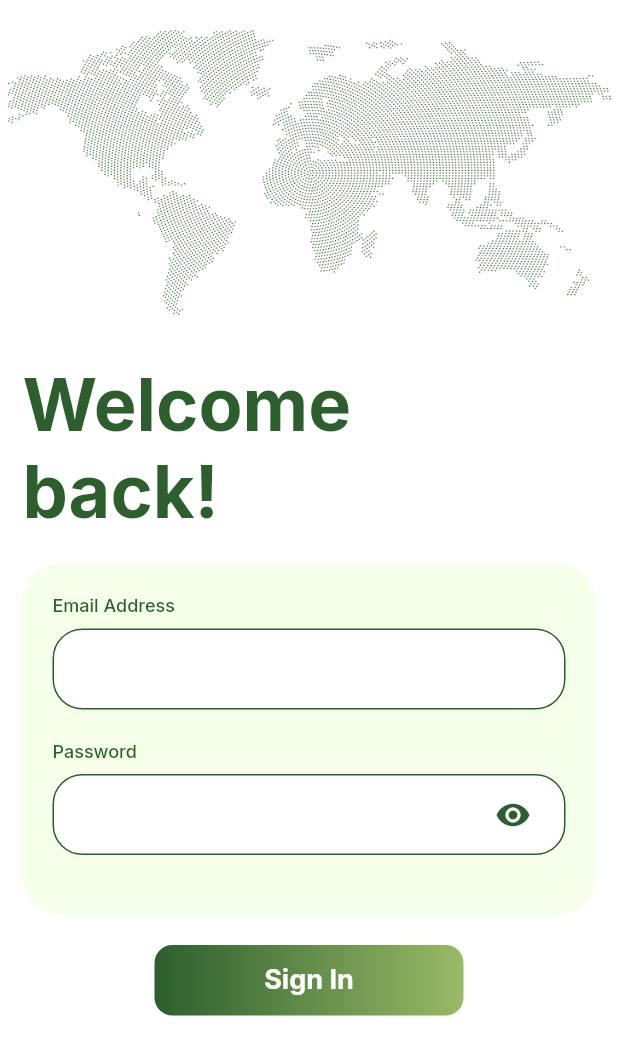
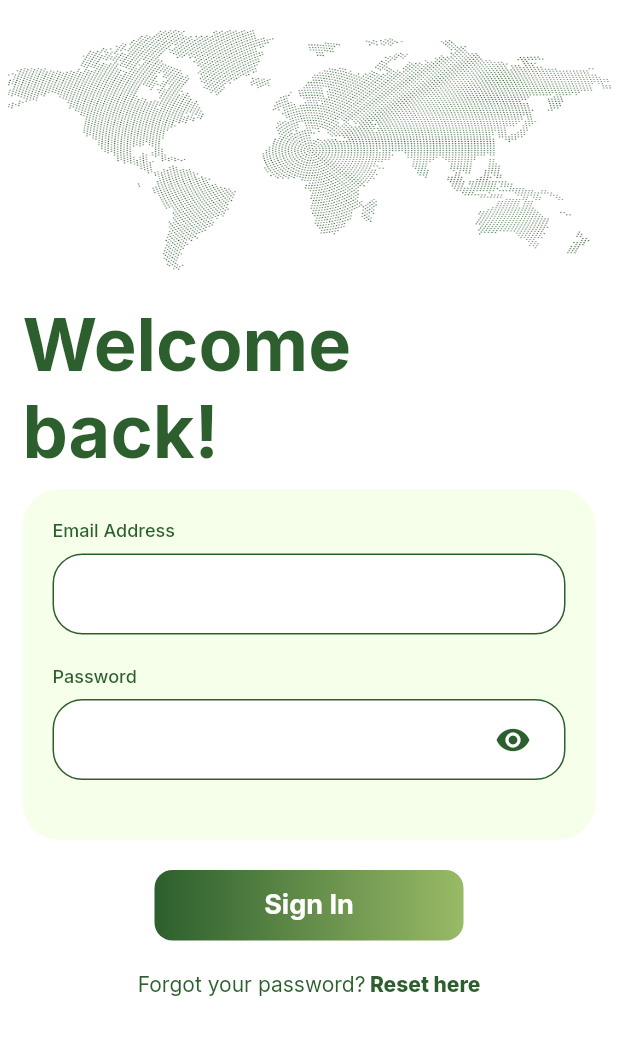
Before and after one commit to Williamtobs/find_logistics, a Flutter app: the LoginScreen screen opened directly, after a tap on "Sign In", on a phone screen of 412 x 824 dp, the part 195-1236 px from its top. Run offline on Flutter 3.47's test engine with Material 2 defaults, Android fonts, the phone set to English and light mode, and no system bars; our stand-ins replace dio, flutter_riverpod, flutter_spinkit, flutter_svg, google_fonts, google_maps_flutter and 5 more; missing offline and left inert: animated_snack_bar, flutter_google_places, flutter_inappwebview, flutter_polyline_points, google_api_headers, google_maps_webservice and 2 more; accounts and stored records are empty; network calls fail; project files that could hold a hidden picture were left out.

Commit message:
url changes

```diff
--- a/lib/src/app/constant/app_string.dart
+++ b/lib/src/app/constant/app_string.dart
@@ -1,5 +1,5 @@
 String paystackPubKey = 'sk_test_1b49544af43f4a955b6b64e2afc7a281602462c7';
-String url = 'http://3.90.179.25/api/';
+String url = 'http://54.205.85.132/api/';
 String mapApiKey = 'AIzaSyDHxuLONFgrohBVHIkLUqGgsKROZo11xUw';
 //String url = 'http://192:168.10.24:8080';
 //http://3.90.179.25/api/
--- a/lib/src/app/service/network/network_impl.dart
+++ b/lib/src/app/service/network/network_impl.dart
@@ -70,14 +70,13 @@
   Future<Response> post(
       {required Map<String, dynamic> formData, required String path}) async {
     var fullUrl = "$url$path";
+    // _dio.options.headers["Content-Type"] = "application/json";
     final response = await _dio.post(
       fullUrl,
-      data: formData,
+      data: FormData.fromMap(formData),
       options: Options(
         validateStatus: (_) => true,
-        headers: {
-          "Content-Type": "application/json",
-        },
+        headers: {"Content-Type": "application/json", "Accept": "*/*"},
       ),
     );
     return response;
--- a/lib/src/screens/auth/login/login.dart
+++ b/lib/src/screens/auth/login/login.dart
@@ -77,7 +77,7 @@
                 padding: const EdgeInsets.symmetric(horizontal: 5),
                 child: Container(
                   width: MediaQuery.of(context).size.width,
-                  height: 190,
+                  height: 160,
                   decoration: const BoxDecoration(
                     image: DecorationImage(
                       image: AssetImage('assets/images/map.png'),
@@ -87,7 +87,7 @@
                 ),
               ),
               const SizedBox(
-                height: 30,
+                height: 20,
               ),
               Padding(
                 padding: const EdgeInsets.symmetric(horizontal: 15),
@@ -100,7 +100,7 @@
                   ),
                 ),
               ),
-              const SizedBox(height: 20),
+              const SizedBox(height: 10),
               Padding(
                 padding: const EdgeInsets.symmetric(horizontal: 15),
                 child: Container(
--- a/lib/src/screens/auth/login/login_viewmodel.dart
+++ b/lib/src/screens/auth/login/login_viewmodel.dart
@@ -1,3 +1,6 @@
+import 'dart:convert';
+
+import 'package:find_logistic/src/app/constant/app_string.dart';
 import 'package:find_logistic/src/app/model/user.dart';
 import 'package:find_logistic/src/app/service/network/network.dart';
 import 'package:find_logistic/src/screens/auth/customer/register/verify_email.dart';
@@ -49,16 +52,17 @@
       {required BuildContext context,
       required String email,
       required String password}) async {
-    var formData = {
+    var formData = ({
       'email': email,
       'password': password,
-    };
+    });
+    print(formData);
     state = state.copyWith(isLoading: true);
     try {
       SharedPreferences prefs = await SharedPreferences.getInstance();
       final response = await network.post(formData: formData, path: 'signin');
       var body = response.data;
-      print(body);
+      print(response.statusCode);
       if (response.statusCode == 200) {
         prefs.setString('token', body['data']['token']['accessToken']);
         BottomSnack.successSnackBar(message: body['message'], context: context);
--- a/lib/src/screens/home/screens/settings/screens/terms_condition.dart
+++ b/lib/src/screens/home/screens/settings/screens/terms_condition.dart
@@ -42,7 +42,7 @@
       child: InAppWebView(
         key: webViewKey,
         initialUrlRequest: URLRequest(
-          url: Uri.parse('https://findlogistic.com/terms-and-conditions'),
+          url: Uri.parse('https://findlogistics.ng/about-us'),
         ),
         initialOptions: options,
         onWebViewCreated: (controller) {
```
